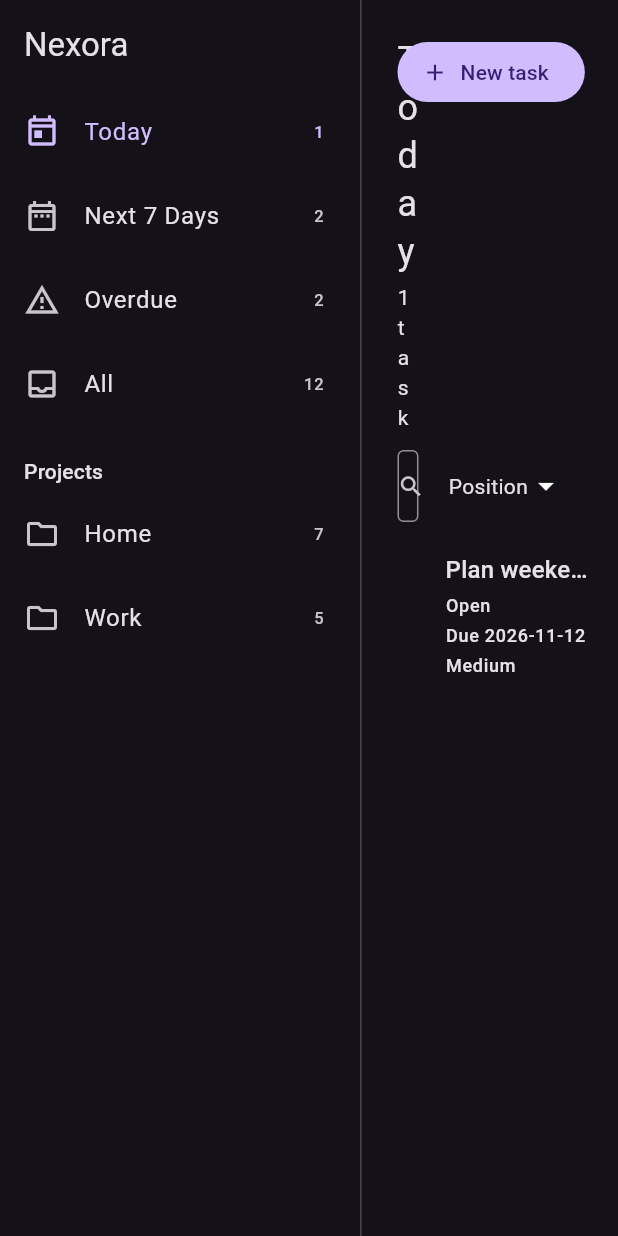
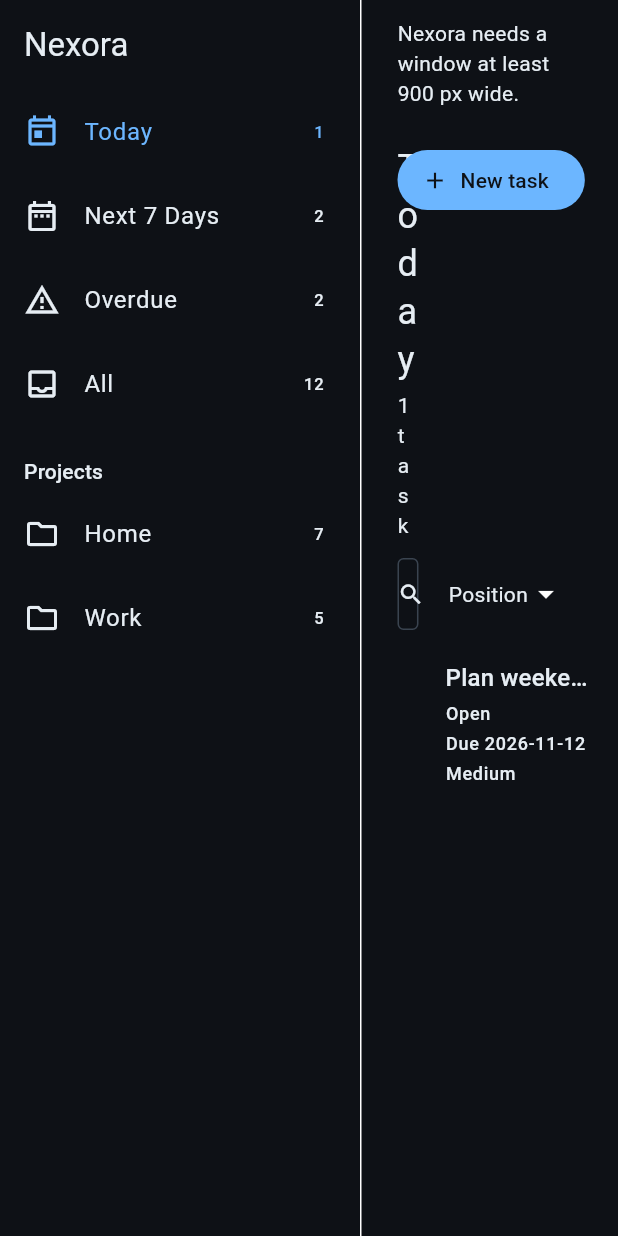
Before and after one commit to Imemoth/nexora, a Flutter app: the screen it shows after launch, after a tap on "Today", on a phone screen of 412 x 824 dp. Run offline on Flutter 3.47's test engine with Material 3 defaults, Android fonts, the phone set to English and light mode, and no system bars.

Commit message:
feat: add responsive overlay, palette tokens and accessibility fixes
Green step for Phase 1 Task 7.

- Palette: pure Dart ARGB tokens for the dark theme. The contrast test checks
  every text token against each surface (4.5:1 normal, 3:1 large). All pass;
  the lowest is textMuted on surface2 at about 5.1:1.
- Dark theme only: buildNexoraDarkTheme(). The light theme is removed
  (decision 7). ThemeMode.dark stays the default.
- Responsive shell: 1100 px and wider shows three panes. 900 to 1099 px shows
  the details editor as an overlay while a task is selected. Closing it goes
  through the unsaved-change gate, and focus returns to the list only when the
  close actually happens. Below 900 px a desktop-only notice shows, the list
  stays usable, and no overlay opens.
- DetailsOverlay: a Material panel with a close button (tooltip from
  AppStrings).
- Editor action row wraps, so Add subtask, Revert and Save do not overflow at
  1.3x text scale in the 360 px overlay.
- NexoraApp takes an optional textScaler. It is applied through
  MaterialApp.builder, and production leaves it null.
- AppStrings gains closeDetails.

Co-Authored-By: Claude Haiku 5.5 <noreply@anthropic.com>

```diff
--- a/lib/app/app_shell.dart
+++ b/lib/app/app_shell.dart
@@ -1,50 +1,129 @@
 import 'package:flutter/material.dart';
 import 'package:nexora/features/tasks/presentation/details_pane.dart';
+import 'package:nexora/features/tasks/presentation/strings/app_strings.dart';
 import 'package:nexora/features/tasks/presentation/task_list_pane.dart';
+import 'package:nexora/features/tasks/presentation/tasks_notifier.dart';
+import 'package:nexora/features/tasks/presentation/tasks_scope.dart';
 import 'package:nexora/features/tasks/presentation/unsaved_changes_host.dart';
 
+import 'details_overlay.dart';
 import 'sidebar_nav.dart';
 
-/// Three-pane desktop layout. At 1100 px and wider the details pane sits
-/// beside the list. Below that it is hidden here and becomes an overlay in
-/// Task 7.
-class AppShell extends StatelessWidget {
+/// Responsive desktop layout.
+///
+/// - 1100 px and wider: sidebar, list and details side by side.
+/// - 900 to 1099 px: the details editor is an overlay over the list, shown while
+///   a task is selected. Closing it goes through the unsaved-change gate.
+/// - Below 900 px: the desktop-only notice is shown, the list stays usable and
+///   no overlay opens.
+class AppShell extends StatefulWidget {
   const AppShell({super.key, this.onExitApp});
 
   static const double sidebarWidth = 240;
   static const double detailsWidth = 360;
   static const double threePaneBreakpoint = 1100;
+  static const double overlayBreakpoint = 900;
 
   /// Passed to the unsaved-change host. Tests inject a fake exit.
   final void Function()? onExitApp;
 
   @override
+  State<AppShell> createState() => _AppShellState();
+}
+
+class _AppShellState extends State<AppShell> {
+  final FocusNode _listFocus = FocusNode(debugLabel: 'task-list');
+
+  @override
+  void dispose() {
+    _listFocus.dispose();
+    super.dispose();
+  }
+
+  void _closeOverlay(TasksNotifier notifier) {
+    notifier.selectTask(null);
+    // Return focus to the list only when the close actually happened. A dirty
+    // draft opens the gate instead, and the gate keeps focus.
+    if (notifier.state.selectedTaskId == null) {
+      WidgetsBinding.instance.addPostFrameCallback((_) {
+        if (mounted) {
+          _listFocus.requestFocus();
+        }
+      });
+    }
+  }
+
+  @override
   Widget build(BuildContext context) {
+    final notifier = TasksScope.of(context);
+    final state = notifier.state;
+
     return UnsavedChangesHost(
-      onExitApp: onExitApp,
+      onExitApp: widget.onExitApp,
       child: Scaffold(
         body: LayoutBuilder(
           builder: (context, constraints) {
-            final threePane = constraints.maxWidth >= threePaneBreakpoint;
-            return Row(
+            final width = constraints.maxWidth;
+            final threePane = width >= AppShell.threePaneBreakpoint;
+            final compact = width < AppShell.overlayBreakpoint;
+            final overlayOpen = !threePane && !compact && state.draft != null;
+
+            final body = Row(
               children: [
                 const SizedBox(
                   key: ValueKey('sidebar'),
-                  width: sidebarWidth,
+                  width: AppShell.sidebarWidth,
                   child: SidebarNav(),
                 ),
                 const VerticalDivider(width: 1),
-                const Expanded(
-                  child: TaskListPane(key: ValueKey('task-list-pane')),
+                Expanded(
+                  child: Column(
+                    children: [
+                      if (compact)
+                        Padding(
+                          padding: const EdgeInsets.fromLTRB(24, 12, 24, 0),
+                          child: Text(
+                            AppStrings.desktopOnlyNotice,
+                            key: const ValueKey('desktop-only-notice'),
+                            style: Theme.of(context).textTheme.bodyMedium,
+                          ),
+                        ),
+                      Expanded(
+                        child: Focus(
+                          focusNode: _listFocus,
+                          child: const TaskListPane(
+                            key: ValueKey('task-list-pane'),
+                          ),
+                        ),
+                      ),
+                    ],
+                  ),
                 ),
                 if (threePane) ...[
                   const VerticalDivider(width: 1),
                   const SizedBox(
                     key: ValueKey('details-pane'),
-                    width: detailsWidth,
+                    width: AppShell.detailsWidth,
                     child: DetailsPane(),
                   ),
                 ],
+              ],
+            );
+
+            return Stack(
+              children: [
+                body,
+                if (overlayOpen)
+                  Positioned(
+                    top: 0,
+                    bottom: 0,
+                    right: 0,
+                    width: AppShell.detailsWidth,
+                    child: DetailsOverlay(
+                      key: const ValueKey('details-overlay'),
+                      onClose: () => _closeOverlay(notifier),
+                    ),
+                  ),
               ],
             );
           },
--- a/lib/app/nexora_app.dart
+++ b/lib/app/nexora_app.dart
@@ -4,16 +4,25 @@ import 'package:nexora/features/tasks/presentation/tasks_notifier.dart';
 import 'package:nexora/features/tasks/presentation/tasks_scope.dart';
 
 import 'app_shell.dart';
+import 'theme.dart';
 
-/// Application root: dark theme, the task workspace scope and the shell.
-/// No network, no persistence and no configuration.
+/// Application root: the approved dark theme, the task workspace scope and the
+/// shell. No network, no persistence and no configuration.
 class NexoraApp extends StatelessWidget {
-  const NexoraApp({super.key, required this.notifier, this.onExitApp});
+  const NexoraApp({
+    super.key,
+    required this.notifier,
+    this.onExitApp,
+    this.textScaler,
+  });
 
   final TasksNotifier notifier;
 
   /// Test seam for the exit action. Production uses the platform exit.
   final void Function()? onExitApp;
+
+  /// Test seam for text scaling. Null keeps the platform scaling.
+  final TextScaler? textScaler;
 
   @override
   Widget build(BuildContext context) {
@@ -23,8 +32,19 @@ class NexoraApp extends StatelessWidget {
         title: AppStrings.appName,
         debugShowCheckedModeBanner: false,
         themeMode: ThemeMode.dark,
-        theme: ThemeData(brightness: Brightness.light, useMaterial3: true),
-        darkTheme: ThemeData(brightness: Brightness.dark, useMaterial3: true),
+        theme: buildNexoraDarkTheme(),
+        darkTheme: buildNexoraDarkTheme(),
+        builder: (context, child) {
+          final scaler = textScaler;
+          final content = child ?? const SizedBox.shrink();
+          if (scaler == null) {
+            return content;
+          }
+          return MediaQuery(
+            data: MediaQuery.of(context).copyWith(textScaler: scaler),
+            child: content,
+          );
+        },
         home: AppShell(onExitApp: onExitApp),
       ),
     );
--- /dev/null
+++ b/lib/app/theme.dart
@@ -0,0 +1,21 @@
+import 'package:flutter/material.dart';
+import 'package:nexora/features/tasks/presentation/theme/palette.dart';
+
+/// The approved dark theme. It is the only theme in Phase 1.
+ThemeData buildNexoraDarkTheme() {
+  final scheme = ColorScheme.dark(
+    primary: const Color(NexoraPalette.primary),
+    onPrimary: const Color(NexoraPalette.background),
+    surface: const Color(NexoraPalette.surface),
+    onSurface: const Color(NexoraPalette.text1),
+    outline: const Color(NexoraPalette.border),
+    error: const Color(NexoraPalette.negative),
+  );
+  return ThemeData(
+    useMaterial3: true,
+    brightness: Brightness.dark,
+    colorScheme: scheme,
+    scaffoldBackgroundColor: const Color(NexoraPalette.background),
+    dividerColor: const Color(NexoraPalette.border),
+  );
+}
--- a/lib/features/tasks/presentation/strings/app_strings.dart
+++ b/lib/features/tasks/presentation/strings/app_strings.dart
@@ -35,6 +35,7 @@ abstract final class AppStrings {
   static const revertAction = 'Revert';
   static const addSubtaskAction = 'Add subtask';
   static const clearDueDate = 'Clear due date';
+  static const closeDetails = 'Close details';
   static const pickDueDate = 'Pick date';
   static const newTaskAction = 'New task';
   static const createAction = 'Create';
```
Also changed, not shown: lib/app/details_overlay.dart (added, +33 -0 lines), lib/features/tasks/presentation/details_pane.dart (+4 -3 lines), lib/features/tasks/presentation/theme/palette.dart (added, +15 -0 lines), 2 other files.
